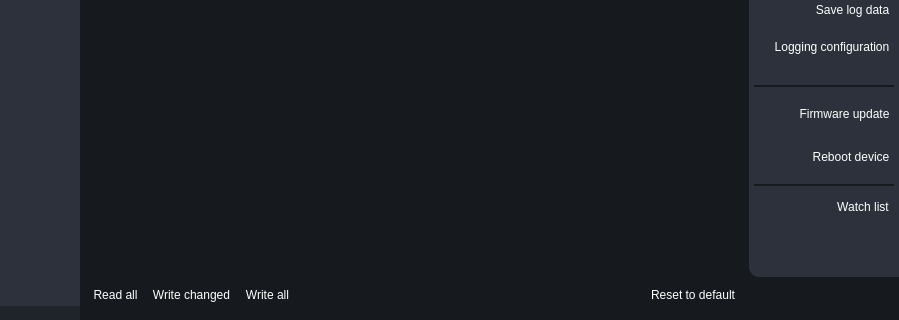
First picture: the form in UI/forms/form.ui, repository romangolovkou/AQteck_toolMAX, before the edit; both pictures show x 125 to 1024 and y 301 to 621 of the 1024 by 621 pixel window.
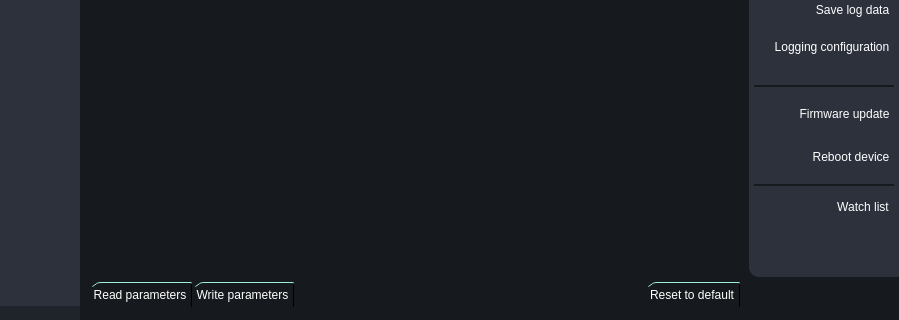
Second picture: the form after the edit. Icons and pictures are not drawn. Custom widgets are drawn as their Qt base class.

Commit message: Правки UI та активація нижніх кнопок read/write.

Patch:
```diff
--- a/UI/forms/form.ui
+++ b/UI/forms/form.ui
@@ -93,6 +93,21 @@
 	border: 2px solid #16191d;
 	border-style: solid;
 	background-color: #16191d;
+}
+
+#footer QToolButton {
+	border-top: 1px solid #9ef1d3;
+	border-right: 1px solid #000;
+	border-top-left-radius: 12px;
+	border-top-right-radius: 1px;
+	background-color: #16191d;
+}
+
+#footer QToolButton::hover{
+	border-top: 1px solid #9ef1d3;
+	border-right: 1px solid #8ee1c3;
+	border-top-left-radius: 12px;
+	background-color: #2c313c;
 }</string>
   </property>
   <widget class="QWidget" name="centralwidget">
@@ -1606,7 +1621,7 @@
               </widget>
              </item>
              <item>
-              <widget class="QFrame" name="frame_4">
+              <widget class="QFrame" name="footer">
                <property name="sizePolicy">
                 <sizepolicy hsizetype="Expanding" vsizetype="Preferred">
                  <horstretch>0</horstretch>
@@ -1632,8 +1647,11 @@
                 <enum>QFrame::Raised</enum>
                </property>
                <layout class="QHBoxLayout" name="horizontalLayout_7">
+                <property name="spacing">
+                 <number>0</number>
+                </property>
                 <item>
-                 <widget class="QToolButton" name="readParamMenuBtn_3">
+                 <widget class="QToolButton" name="readParamMenuBtn">
                   <property name="minimumSize">
                    <size>
                     <width>25</width>
@@ -1647,7 +1665,7 @@
                    </size>
                   </property>
                   <property name="text">
-                   <string>Read all</string>
+                   <string>Read parameters</string>
                   </property>
                   <property name="icon">
                    <iconset>
@@ -1660,12 +1678,12 @@
                    </size>
                   </property>
                   <property name="toolButtonStyle">
-                   <enum>Qt::ToolButtonTextBesideIcon</enum>
+                   <enum>Qt::ToolButtonTextOnly</enum>
                   </property>
                  </widget>
                 </item>
                 <item>
-                 <widget class="QToolButton" name="writeParamMenuBtn_3">
+                 <widget class="QToolButton" name="writeParamMenuBtn">
                   <property name="minimumSize">
                    <size>
                     <width>25</width>
@@ -1679,7 +1697,7 @@
                    </size>
                   </property>
                   <property name="text">
-                   <string>Write changed</string>
+                   <string>Write parameters</string>
                   </property>
                   <property name="icon">
                    <iconset>
@@ -1692,33 +1710,7 @@
                    </size>
                   </property>
                   <property name="toolButtonStyle">
-                   <enum>Qt::ToolButtonTextBesideIcon</enum>
-                  </property>
-                 </widget>
-                </item>
-                <item>
-                 <widget class="QToolButton" name="toolButton">
-                  <property name="minimumSize">
-                   <size>
-                    <width>0</width>
-                    <height>25</height>
-                   </size>
-                  </property>
-                  <property name="text">
-                   <string>Write all</string>
-                  </property>
-                  <property name="icon">
-                   <iconset>
-                    <normaloff>../../../../AQico_translucent.png</normaloff>../../../../AQico_translucent.png</iconset>
-                  </property>
-                  <property name="iconSize">
-                   <size>
-                    <width>20</width>
-                    <height>20</height>
-                   </size>
-                  </property>
-                  <property name="toolButtonStyle">
-                   <enum>Qt::ToolButtonTextBesideIcon</enum>
+                   <enum>Qt::ToolButtonTextOnly</enum>
                   </property>
                  </widget>
                 </item>
@@ -1737,6 +1729,9 @@
                 </item>
                 <item>
                  <widget class="QToolButton" name="setDefaultMenuBtn_3">
+                  <property name="enabled">
+                   <bool>false</bool>
+                  </property>
                   <property name="minimumSize">
                    <size>
                     <width>25</width>
@@ -1763,7 +1758,7 @@
                    </size>
                   </property>
                   <property name="toolButtonStyle">
-                   <enum>Qt::ToolButtonTextBesideIcon</enum>
+                   <enum>Qt::ToolButtonTextOnly</enum>
                   </property>
                  </widget>
                 </item>
@@ -1900,6 +1895,12 @@
                    </item>
                    <item alignment="Qt::AlignLeft">
                     <widget class="QToolButton" name="paramListBtn">
+                     <property name="sizePolicy">
+                      <sizepolicy hsizetype="Fixed" vsizetype="Fixed">
+                       <horstretch>0</horstretch>
+                       <verstretch>0</verstretch>
+                      </sizepolicy>
+                     </property>
                      <property name="minimumSize">
                       <size>
                        <width>32</width>
```
The commit also changes 2 other files.
